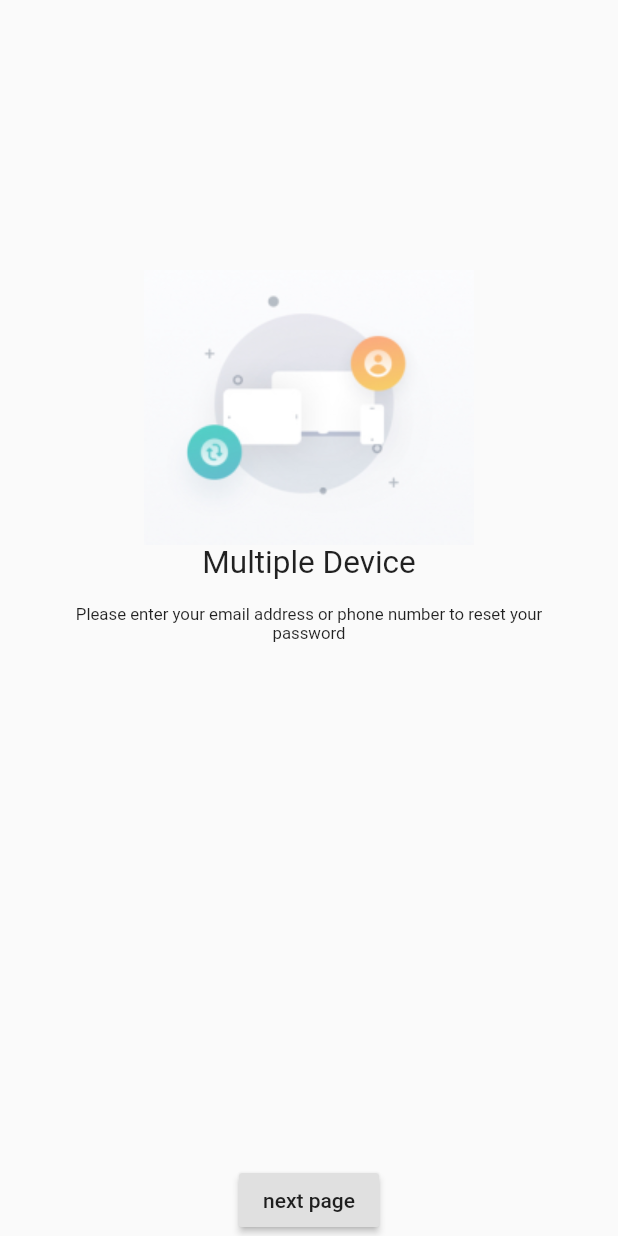
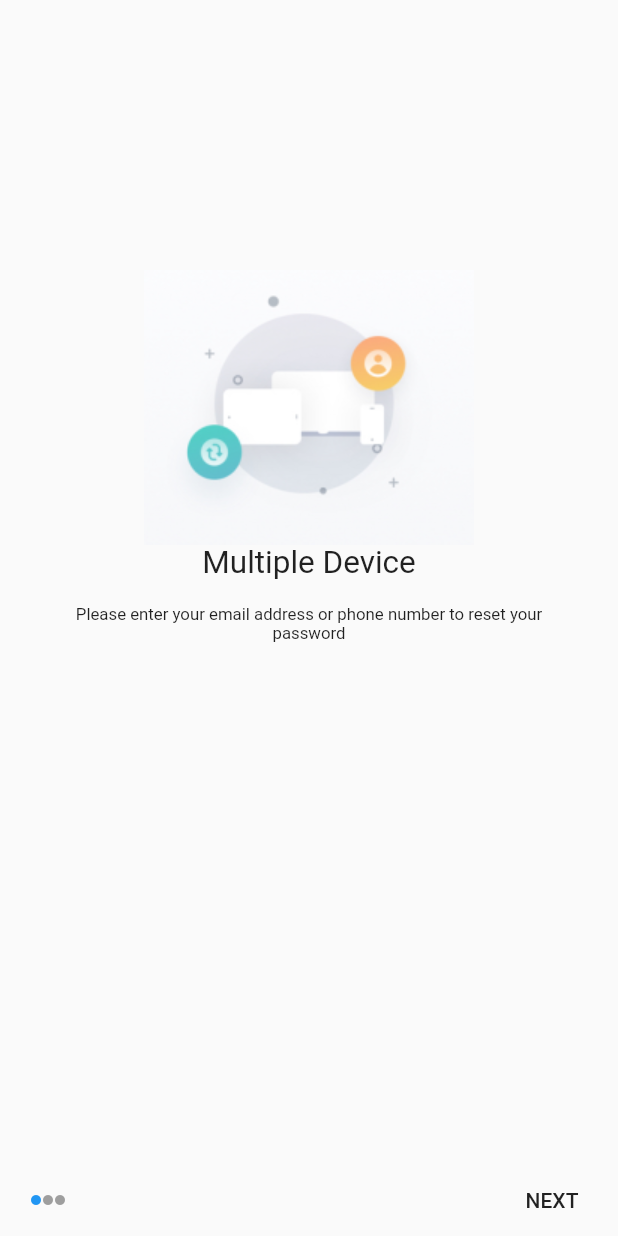
Before and after one commit to PoseidonMRT/todo_app, a Flutter app: the screen it shows after launch, on a phone screen of 412 x 824 dp. Run offline on Flutter 3.47's test engine with Material 2 defaults, Android fonts, the phone set to English and light mode, and no system bars; our stand-ins replace shared_preferences.

Commit message:
user guide page bottom action area modify

```diff
--- a/lib/userguide/UserGuidePage.dart
+++ b/lib/userguide/UserGuidePage.dart
@@ -56,6 +56,10 @@ class _UserGuidePageState extends State<UserGuidePage> {
     ];
   }
 
+  Widget buildIcon(BuildContext context,int index){
+    return Icon(Icons.brightness_1,color: currentGuidePageIndex == index?Colors.blue:Colors.grey,size: 8,);
+  }
+
   Widget buildBottomAppBar(BuildContext context){
     return Container(
       height: 68,
@@ -64,9 +68,31 @@ class _UserGuidePageState extends State<UserGuidePage> {
         children: <Widget>[
           Offstage(
             offstage: nextPageActionVisible,
-            child: RaisedButton(
-              child: Text('next page'),
-              onPressed: goNextGuidePage,
+            child: Row(
+              children: <Widget>[
+                Expanded(child: Container(
+                  child: Row(
+                    mainAxisAlignment: MainAxisAlignment.start,
+                    children: <Widget>[
+                      Padding(padding: EdgeInsets.only(left: 20)),
+                      buildIcon(context,0),
+                      buildIcon(context, 1),
+                      buildIcon(context, 2),
+                    ],
+                  ),
+                )),
+                Expanded(
+                  child: Container(
+                    width: 40,
+                    alignment: Alignment.centerRight,
+                    child: FlatButton(
+                      child: new Text("NEXT",textScaleFactor: 1,),
+                      color: Color.fromARGB(1, 245, 246, 249),
+                      onPressed: goNextGuidePage,
+                    ),
+                  ),
+                ),
+              ],
             ),
           ),
           Offstage(
```
